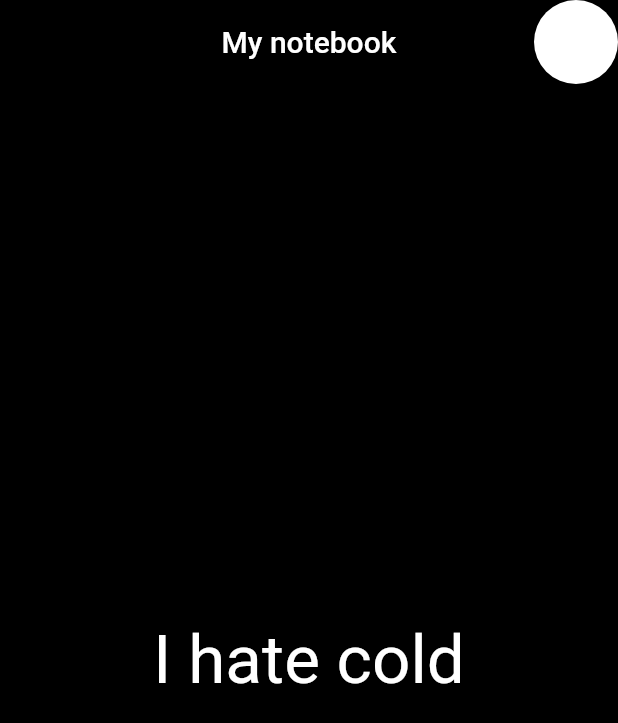
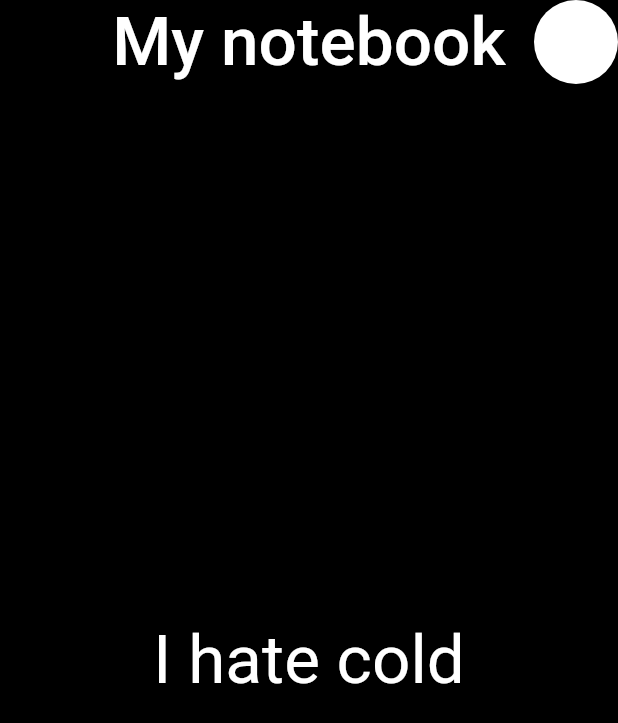
Before and after one commit to Vitaliklisa/vital_app, a Flutter app: the screen it shows after launch, on a phone screen of 412 x 824 dp. Shown: the top 723 px of the screen. Run offline on Flutter 3.47's test engine with Material 2 defaults, Android fonts, the phone set to English and light mode, and no system bars.

Commit message:
Title text big

```diff
--- a/lib/presentation/features/screen/screen.dart
+++ b/lib/presentation/features/screen/screen.dart
@@ -20,7 +20,8 @@ class _ScreenState extends State<Screen> implements ScreenView {
           return Scaffold(
             appBar: AppBar(
               backgroundColor: model.backgroundColor,
-              title: Text("My notebook",style: TextStyle(color: model.textColor),),
+              title: Text("My notebook",
+                style: TextStyle(fontSize: 45.0, color: model.textColor,),),
               centerTitle: true,
               actions: [
                 FloatingActionButton(
```
